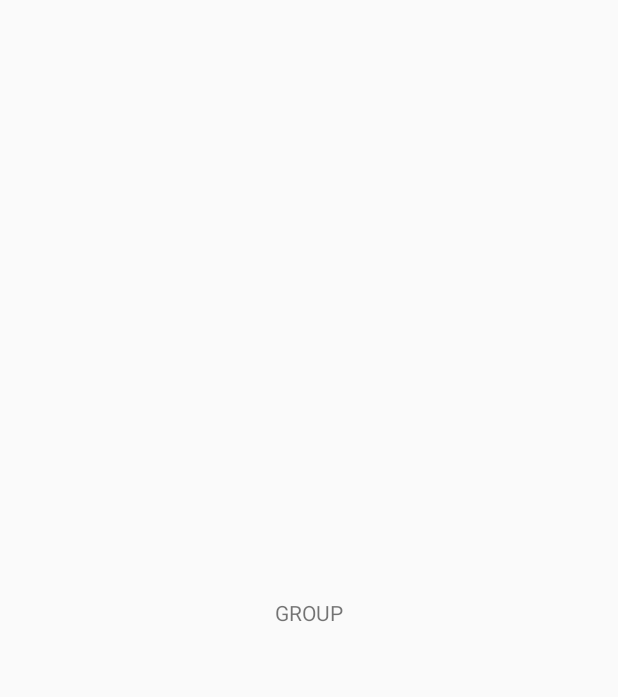
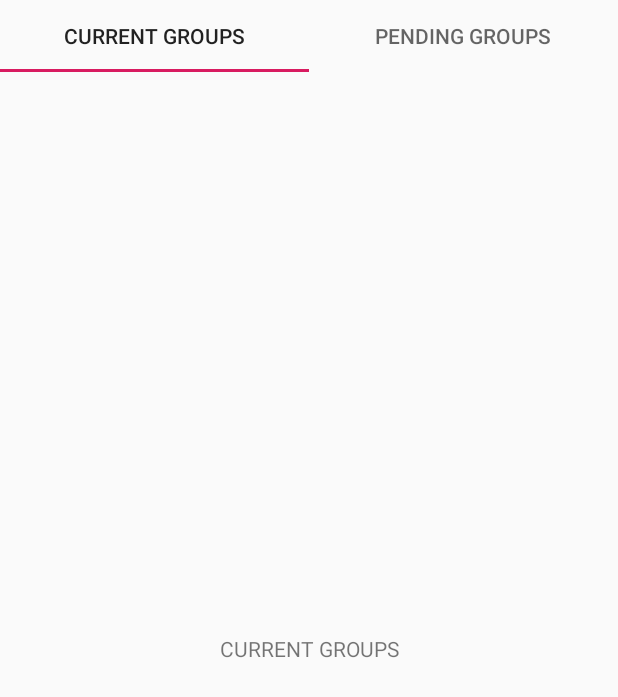
Before and after one commit to mdarwish228/Roomie, an Android app: the screen it shows after launch once a user with an empty profile is signed in (GroupActivity), on a phone screen of 412 x 824 dp. Before the commit the part shown is almost empty. Shown: the top 697 px of the screen. Run offline under Robolectric (Android 15) with nearby library versions, the phone set to English and light mode, and no system bars; our stand-ins replace Firebase (no records; nobody signed in at launch, a user with empty details on screens opened directly), Room's generated code.

Commit message:
Adding viewpager in groups activity

```diff
--- a/app/build.gradle
+++ b/app/build.gradle
@@ -62,5 +62,6 @@ dependencies {
     androidTestImplementation 'androidx.test:runner:1.1.1'
     androidTestImplementation 'androidx.test.espresso:espresso-core:3.1.1'
 
-    implementation "androidx.lifecycle:lifecycle-viewmodel:2.0.0" // For Kotlin use lifecycle-viewmodel-ktx
+    implementation "androidx.lifecycle:lifecycle-viewmodel:2.0.0"
+    implementation 'androidx.viewpager:viewpager:1.0.0'
 }
--- a/app/src/main/java/com/darwish/roomie/presentation/group/GroupActivity.kt
+++ b/app/src/main/java/com/darwish/roomie/presentation/group/GroupActivity.kt
@@ -1,13 +1,25 @@
 package com.darwish.roomie.presentation.group
 
+import android.os.Bundle
 import androidx.appcompat.app.AppCompatActivity
-import android.os.Bundle
+import androidx.fragment.app.FragmentPagerAdapter
 import com.darwish.roomie.R
+import kotlinx.android.synthetic.main.activity_group.*
 
 class GroupActivity : AppCompatActivity() {
+
+    private lateinit var groupPager: GroupPagerAdaptor
 
     override fun onCreate(savedInstanceState: Bundle?) {
         super.onCreate(savedInstanceState)
         setContentView(R.layout.activity_group)
+
+        groupPager = GroupPagerAdaptor(
+            supportFragmentManager, FragmentPagerAdapter.BEHAVIOR_RESUME_ONLY_CURRENT_FRAGMENT
+        )
+
+        viewPager.adapter = groupPager
+
+        tabLayout.setupWithViewPager(viewPager)
     }
 }
--- /dev/null
+++ b/app/src/main/java/com/darwish/roomie/presentation/group/GroupPagerAdaptor.kt
@@ -0,0 +1,30 @@
+package com.darwish.roomie.presentation.group
+
+import androidx.fragment.app.Fragment
+import androidx.fragment.app.FragmentManager
+import androidx.fragment.app.FragmentPagerAdapter
+import com.darwish.roomie.presentation.group.currentgroups.CurrentGroupsFragment
+import com.darwish.roomie.presentation.group.pendinggroups.PendingGroupsFragment
+
+class GroupPagerAdaptor(fm: FragmentManager, behavior: Int) : FragmentPagerAdapter(fm, behavior) {
+    override fun getItem(position: Int): Fragment {
+
+        return if(position == 0) {
+            CurrentGroupsFragment()
+        } else {
+            PendingGroupsFragment()
+        }
+    }
+
+    override fun getCount(): Int {
+        return 2
+    }
+
+    override fun getPageTitle(position: Int): CharSequence {
+        return if(position == 0) {
+            "Current Groups"
+        } else {
+            "Pending Groups"
+        }
+    }
+}
--- /dev/null
+++ b/app/src/main/java/com/darwish/roomie/presentation/group/currentgroups/CurrentGroupsFragment.kt
@@ -0,0 +1,20 @@
+package com.darwish.roomie.presentation.group.currentgroups
+
+
+import android.os.Bundle
+import androidx.fragment.app.Fragment
+import android.view.LayoutInflater
+import android.view.View
+import android.view.ViewGroup
+import com.darwish.roomie.R
+
+
+class CurrentGroupsFragment : Fragment() {
+
+    override fun onCreateView(
+        inflater: LayoutInflater, container: ViewGroup?,
+        savedInstanceState: Bundle?
+    ): View? {
+        return inflater.inflate(R.layout.fragment_current_groups, container, false)
+    }
+}
--- a/app/src/main/java/com/darwish/roomie/presentation/group/group/GroupFragment.kt
+++ b/app/src/main/java/com/darwish/roomie/presentation/group/pendinggroups/PendingGroupsFragment.kt
@@ -1,4 +1,4 @@
-package com.darwish.roomie.presentation.group.group
+package com.darwish.roomie.presentation.group.pendinggroups
 
 
 import android.os.Bundle
@@ -8,13 +8,15 @@ import android.view.View
 import android.view.ViewGroup
 import com.darwish.roomie.R
 
-
-class GroupFragment : Fragment() {
+class PendingGroupsFragment : Fragment() {
 
     override fun onCreateView(
         inflater: LayoutInflater, container: ViewGroup?,
         savedInstanceState: Bundle?
     ): View? {
-        return inflater.inflate(R.layout.fragment_group, container, false)
+        // Inflate the layout for this fragment
+        return inflater.inflate(R.layout.fragment_pending_groups, container, false)
     }
+
+
 }
--- a/app/src/main/res/layout/activity_group.xml
+++ b/app/src/main/res/layout/activity_group.xml
@@ -6,17 +6,18 @@
         android:layout_width="match_parent"
         android:layout_height="match_parent"
         tools:context=".presentation.group.GroupActivity">
+    <androidx.viewpager.widget.ViewPager
+            android:layout_width="0dp"
+            android:layout_height="0dp"
+            android:id="@+id/viewPager"
+            app:layout_constraintEnd_toEndOf="parent"
+            app:layout_constraintTop_toTopOf="parent"
+            app:layout_constraintStart_toStartOf="parent"
+            app:layout_constraintBottom_toBottomOf="parent">
 
-    <fragment android:name="androidx.navigation.fragment.NavHostFragment"
-              android:id="@+id/main_fragment"
-              android:layout_weight="2"
-              android:layout_width="0dp"
-              android:layout_height="0dp"
-              app:navGraph="@navigation/group_navigation_graph"
-              app:defaultNavHost="true"
-              app:layout_constraintEnd_toEndOf="parent"
-              app:layout_constraintStart_toStartOf="parent"
-              app:layout_constraintTop_toTopOf="parent"
-              app:layout_constraintBottom_toBottomOf="parent"/>
-
+        <com.google.android.material.tabs.TabLayout
+                android:id="@+id/tabLayout"
+                android:layout_width="match_parent"
+                android:layout_height="wrap_content" />
+    </androidx.viewpager.widget.ViewPager>
 </androidx.constraintlayout.widget.ConstraintLayout>
--- /dev/null
+++ b/app/src/main/res/layout/fragment_current_groups.xml
@@ -0,0 +1,17 @@
+<?xml version="1.0" encoding="utf-8"?>
+<androidx.constraintlayout.widget.ConstraintLayout xmlns:android="http://schemas.android.com/apk/res/android"
+                                                   xmlns:app="http://schemas.android.com/apk/res-auto"
+                                                   xmlns:tools="http://schemas.android.com/tools"
+                                                   android:layout_width="match_parent"
+                                                   android:layout_height="match_parent"
+                                                   tools:context=".presentation.group.currentgroups.CurrentGroupsFragment">
+
+    <TextView
+            android:text="CURRENT GROUPS"
+            android:layout_width="wrap_content"
+            android:layout_height="wrap_content"
+            android:id="@+id/currentGroupTextView" android:layout_marginBottom="8dp"
+            app:layout_constraintTop_toTopOf="parent" app:layout_constraintBottom_toBottomOf="parent"
+            app:layout_constraintEnd_toEndOf="parent" android:layout_marginEnd="8dp"
+            app:layout_constraintStart_toStartOf="parent" android:layout_marginStart="8dp"/>
+</androidx.constraintlayout.widget.ConstraintLayout>
--- a/app/src/main/res/layout/fragment_group.xml
+++ b/app/src/main/res/layout/fragment_pending_groups.xml
@@ -4,14 +4,14 @@
                                                    xmlns:tools="http://schemas.android.com/tools"
                                                    android:layout_width="match_parent"
                                                    android:layout_height="match_parent"
-                                                   tools:context=".presentation.group.group.GroupFragment">
-
+                                                   tools:context=".presentation.group.pendinggroups.PendingGroupsFragment">
     <TextView
-            android:text="GROUP"
+            android:text="PENDING_GROUPS"
             android:layout_width="wrap_content"
             android:layout_height="wrap_content"
-            android:id="@+id/groupTextView" android:layout_marginBottom="8dp"
-            app:layout_constraintTop_toTopOf="parent" app:layout_constraintBottom_toBottomOf="parent"
-            app:layout_constraintEnd_toEndOf="parent" android:layout_marginEnd="8dp"
-            app:layout_constraintStart_toStartOf="parent" android:layout_marginStart="8dp"/>
+            android:id="@+id/pendingGroupsTextView" android:layout_marginEnd="8dp"
+            app:layout_constraintEnd_toEndOf="parent"
+            app:layout_constraintTop_toTopOf="parent" app:layout_constraintStart_toStartOf="parent"
+            android:layout_marginStart="8dp" android:layout_marginBottom="8dp"
+            app:layout_constraintBottom_toBottomOf="parent"/>
 </androidx.constraintlayout.widget.ConstraintLayout>
--- a/app/src/main/res/navigation/group_navigation_graph.xml
+++ /dev/null
@@ -1,9 +0,0 @@
-<?xml version="1.0" encoding="utf-8"?>
-<navigation xmlns:android="http://schemas.android.com/apk/res/android"
-            xmlns:app="http://schemas.android.com/apk/res-auto"
-            xmlns:tools="http://schemas.android.com/tools" android:id="@+id/group_navigation_graph"
-            app:startDestination="@id/groupFragment">
-
-    <fragment android:id="@+id/groupFragment" android:name="com.darwish.roomie.presentation.group.group.GroupFragment"
-              android:label="fragment_group" tools:layout="@layout/fragment_group"/>
-</navigation>
```
